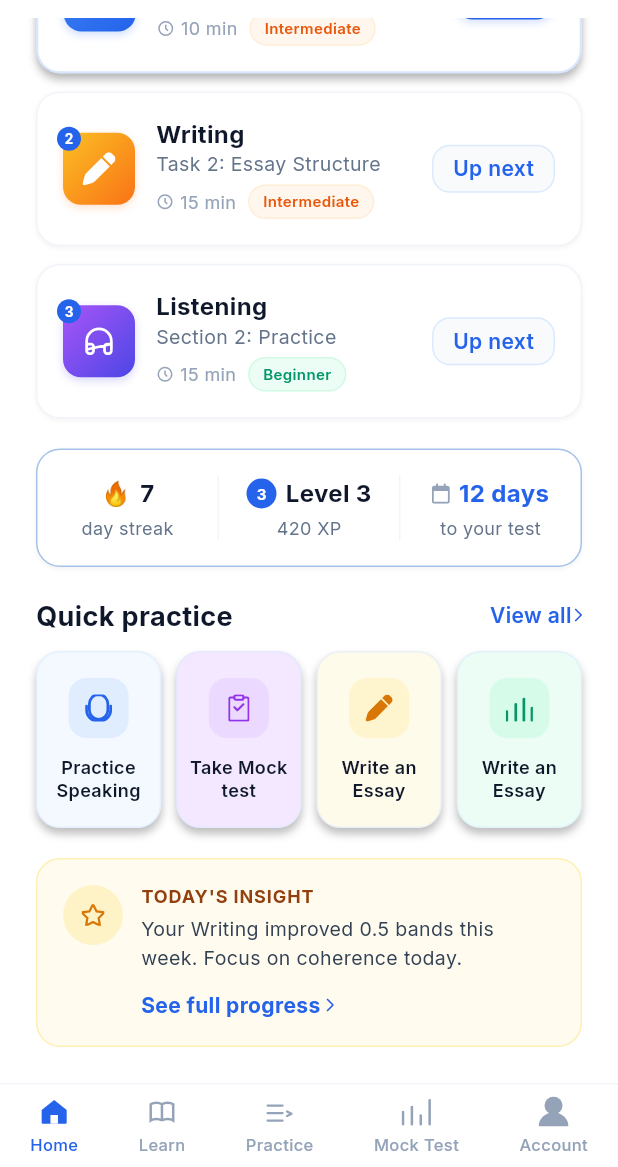
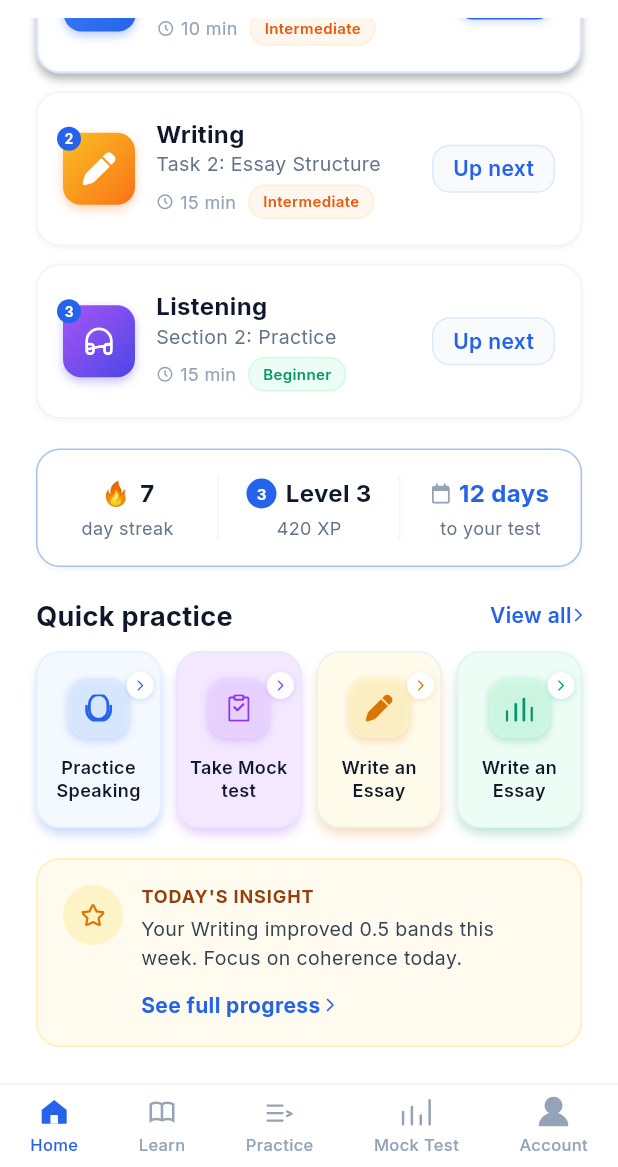
Before and after one commit to MominaYaqoob/Linguatude, a Flutter app: the HomeTodayScreen screen opened directly, scrolled down 475 dp, on a phone screen of 412 x 824 dp, the part 69-1236 px from its top. Run offline on Flutter 3.47's test engine with Material 3 defaults, Android fonts, the phone set to English and light mode, and no system bars; our stand-ins replace device_preview, flutter_svg, google_fonts.

Commit message:
Fix incorrect icon/tile shadows on Home/Today screen
Lesson icon tiles now use the two-layer colored drop-shadow pattern
used elsewhere in the app instead of a single flat shadow. Quick
Practice icon tiles get a matching colored glow shadow (previously
had none), the outer Quick Practice cards use a colored two-layer
shadow tinted to each action's accent instead of a generic black
shadow, and the small corner chevron badge present in the Figma
source is now rendered on each Quick Practice card.

Co-Authored-By: Claude Sonnet 5 <noreply@anthropic.com>
Claude-Session: https://claude.ai/code/session_015RJCJrEnHn2Sp7oeeVqgRg

```diff
--- a/lib/screens/home/home_today_screen.dart
+++ b/lib/screens/home/home_today_screen.dart
@@ -663,6 +663,12 @@ class HomeTodayScreen extends StatelessWidget {
                       offset: const Offset(0, 2),
                       blurRadius: 4,
                     ),
+                    BoxShadow(
+                      color: lesson.gradientEnd.withValues(alpha: 0.15),
+                      offset: const Offset(0, 4),
+                      blurRadius: 6,
+                      spreadRadius: -1,
+                    ),
                   ],
                 ),
                 alignment: Alignment.center,
@@ -1021,20 +1027,30 @@ class HomeTodayScreen extends StatelessWidget {
 
   Widget _buildQuickActionCard(_QuickAction action) {
     return Container(
+      clipBehavior: Clip.none,
       padding: const EdgeInsets.symmetric(vertical: 17, horizontal: 8),
       decoration: BoxDecoration(
         color: action.background,
         borderRadius: BorderRadius.circular(16),
         border: Border.all(color: AppColors.homeHeroBorder),
-        boxShadow: const [
+        boxShadow: [
           BoxShadow(
-            color: Color(0x40000000),
-            offset: Offset(0, 4),
+            color: action.iconColor.withValues(alpha: 0.16),
+            offset: const Offset(0, 4),
             blurRadius: 4,
+          ),
+          BoxShadow(
+            color: action.iconColor.withValues(alpha: 0.1),
+            offset: const Offset(0, 6),
+            blurRadius: 8,
+            spreadRadius: -2,
           ),
         ],
       ),
-      child: Column(
+      child: Stack(
+        clipBehavior: Clip.none,
+        children: [
+          Column(
             mainAxisSize: MainAxisSize.min,
             children: [
               Container(
@@ -1043,13 +1059,23 @@ class HomeTodayScreen extends StatelessWidget {
                 decoration: BoxDecoration(
                   color: action.iconBackground,
                   borderRadius: BorderRadius.circular(12),
+                  boxShadow: [
+                    BoxShadow(
+                      color: action.iconColor.withValues(alpha: 0.25),
+                      offset: const Offset(0, 2),
+                      blurRadius: 4,
+                    ),
+                  ],
                 ),
                 alignment: Alignment.center,
                 child: SvgPicture.asset(
                   action.icon,
                   width: 18,
                   height: 18,
-              colorFilter: ColorFilter.mode(action.iconColor, BlendMode.srcIn),
+                  colorFilter: ColorFilter.mode(
+                    action.iconColor,
+                    BlendMode.srcIn,
+                  ),
                 ),
               ),
               const SizedBox(height: 12),
@@ -1072,6 +1098,37 @@ class HomeTodayScreen extends StatelessWidget {
                     ),
                   ),
                 ],
+              ),
+            ],
+          ),
+          Positioned(
+            right: -4,
+            top: -4,
+            child: Container(
+              width: 18,
+              height: 18,
+              decoration: BoxDecoration(
+                color: AppColors.white,
+                shape: BoxShape.circle,
+                boxShadow: [
+                  BoxShadow(
+                    color: action.iconColor.withValues(alpha: 0.2),
+                    offset: const Offset(0, 1),
+                    blurRadius: 3,
+                  ),
+                ],
+              ),
+              alignment: Alignment.center,
+              child: SvgPicture.asset(
+                'assets/icons/onboarding/chevron_right_blue.svg',
+                width: 4,
+                height: 7,
+                colorFilter: ColorFilter.mode(
+                  action.iconColor,
+                  BlendMode.srcIn,
+                ),
+              ),
+            ),
           ),
         ],
       ),
```
Lines whose indentation alone changed are shown as unchanged.
